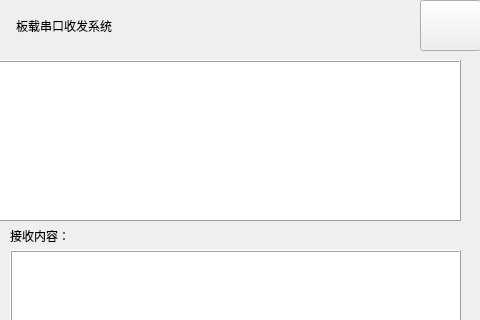
Above: app/QSerial/mainwindow.ui from xicser/imx6ull_desktop before the change; both pictures show x 320 to 800 and y 0 to 320 of the 800 by 480 pixel window. Below: the same form after it.
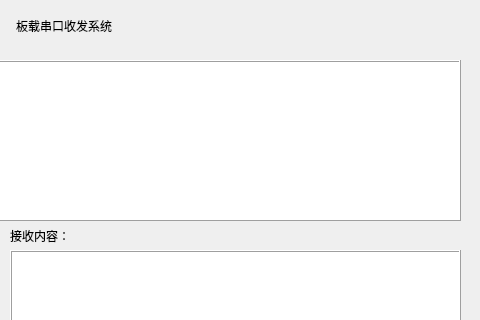
That is the form after the change.

Diff of the .ui file:
```diff
--- a/app/QSerial/mainwindow.ui
+++ b/app/QSerial/mainwindow.ui
@@ -17,22 +17,6 @@
    <enum>QTabWidget::Rounded</enum>
   </property>
   <widget class="QWidget" name="centralWidget">
-   <widget class="QPushButton" name="btn_exit">
-    <property name="geometry">
-     <rect>
-      <x>740</x>
-      <y>0</y>
-      <width>61</width>
-      <height>51</height>
-     </rect>
-    </property>
-    <property name="focusPolicy">
-     <enum>Qt::NoFocus</enum>
-    </property>
-    <property name="text">
-     <string/>
-    </property>
-   </widget>
    <widget class="QTextEdit" name="textEdit_receive">
     <property name="geometry">
      <rect>
```
